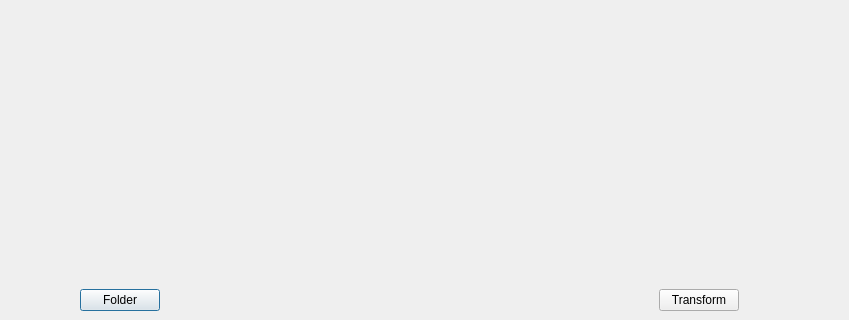
Before: the Qt Designer form FiltOption/LowPassFilt/src/LowPassFilt/lowpassfilt.ui in Rodelph/Image-Processing-Utility, drawn with Qt 5; both pictures show x 176 to 1025 and y 400 to 720 of the 1366 by 720 pixel window.
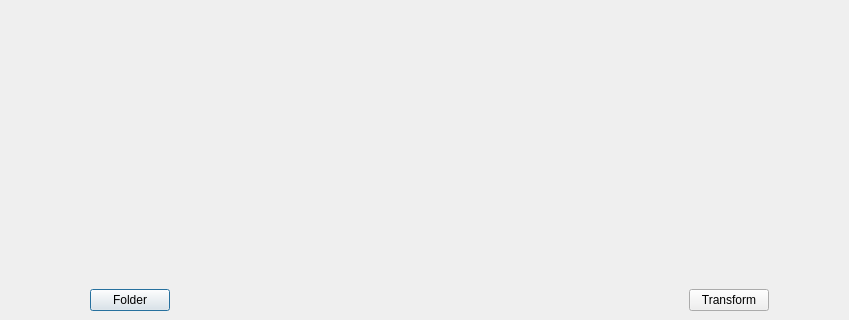
After: the same form once the commit is applied.

Diff of the .ui file:
```diff
--- a/FiltOption/LowPassFilt/src/LowPassFilt/lowpassfilt.ui
+++ b/FiltOption/LowPassFilt/src/LowPassFilt/lowpassfilt.ui
@@ -56,9 +56,9 @@
    <property name="geometry">
     <rect>
      <x>10</x>
-     <y>90</y>
-     <width>1151</width>
-     <height>621</height>
+     <y>70</y>
+     <width>1191</width>
+     <height>641</height>
     </rect>
    </property>
    <layout class="QHBoxLayout" name="horizontalLayout">
```
